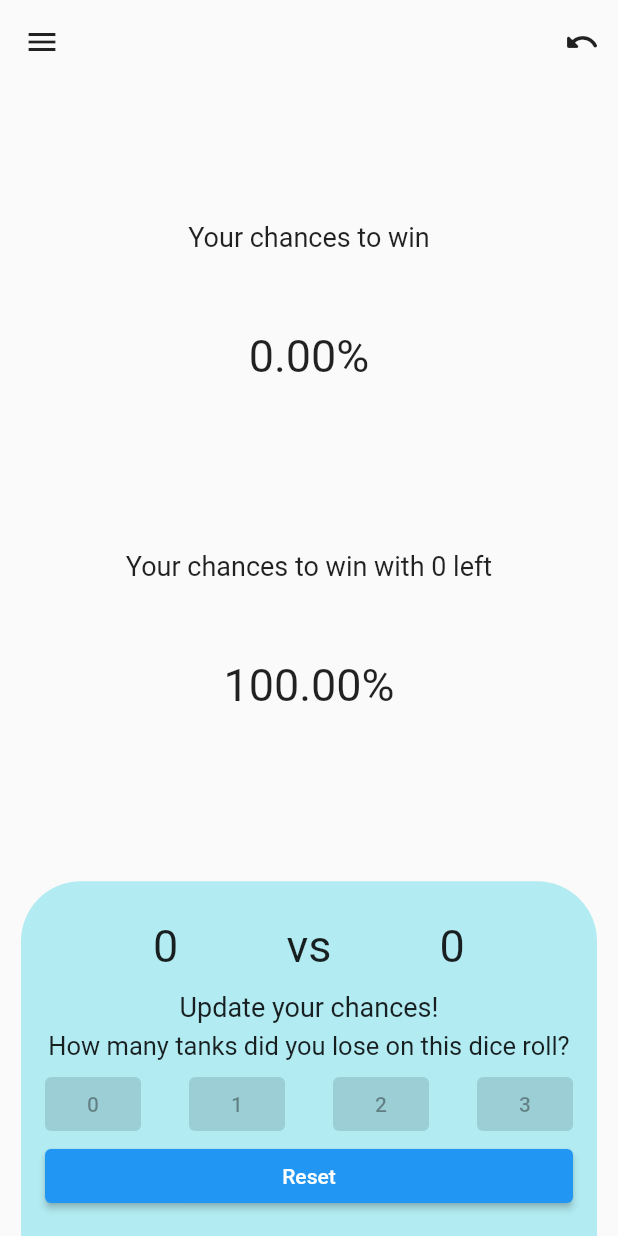
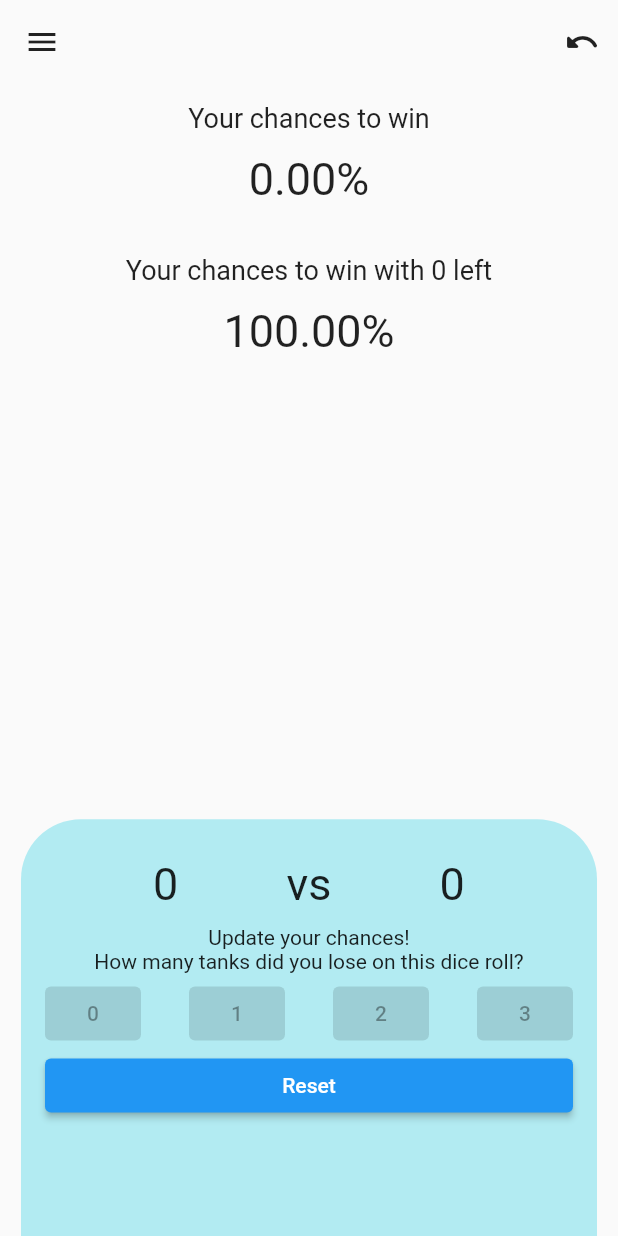
Before and after one commit to m9s7/dont_risk_it_flutter_app, a Flutter app: the ResultsPage screen opened directly with empty values, on a phone screen of 412 x 824 dp. Run offline on Flutter 3.47's test engine with Material 2 defaults, Android fonts, the phone set to English and light mode, and no system bars; drawn by our look-alikes of auto_size_text.

Commit message:
Implemented but I don't like it, won't merge

```diff
--- a/lib/src/results_page.dart
+++ b/lib/src/results_page.dart
@@ -11,7 +11,17 @@ class ResultsPage extends StatefulWidget {
   _ResultsPageState createState() => _ResultsPageState();
 }
 
+// Yeah, I don't like this
+
 class _ResultsPageState extends State<ResultsPage> {
+  static const double minExtent = 0.38;
+  static const double maxExtent = 1;
+
+  bool isExpanded = false;
+  double initialExtent = minExtent;
+  BuildContext draggableSheetContext;
+  String endGameText = "Game over, you won!";
+
   ClassicEngine standardEngine;
   ClassicEngine tanksLeftEngine;
 
@@ -58,10 +68,11 @@ class _ResultsPageState extends State<ResultsPage> {
       drawer: Drawer(),
       body: Center(
         child: Container(
-          child: Column(
-            mainAxisAlignment: MainAxisAlignment.spaceBetween,
+          child: Stack(
             children: [
-              Expanded(
+              Positioned(
+                left: 0.0,
+                right: 0.0,
                 child: Column(
                   mainAxisAlignment: MainAxisAlignment.spaceEvenly,
                   children: [
@@ -78,7 +89,19 @@ class _ResultsPageState extends State<ResultsPage> {
                   ],
                 ),
               ),
-              Container(
+              DraggableScrollableActuator(
+                child: DraggableScrollableSheet(
+                  key: Key(initialExtent.toString()),
+                  minChildSize: minExtent,
+                  maxChildSize: maxExtent,
+                  initialChildSize: initialExtent,
+                  builder: (BuildContext context,
+                      ScrollController scrollController) {
+                    draggableSheetContext = context;
+                    return SingleChildScrollView(
+                      controller: scrollController,
+                      physics: NeverScrollableScrollPhysics(),
+                      child: Container(
                         decoration: new BoxDecoration(
                             color: Colors.cyan[100],
                             borderRadius: new BorderRadius.only(
@@ -87,7 +110,7 @@ class _ResultsPageState extends State<ResultsPage> {
                         margin: EdgeInsets.fromLTRB(14.0, 14.0, 14.0, 0.0),
                         padding: EdgeInsets.all(16.0),
                         child: Column(
-                  crossAxisAlignment: CrossAxisAlignment.stretch,
+                          crossAxisAlignment: CrossAxisAlignment.center,
                           children: [
                             Row(
                               mainAxisAlignment: MainAxisAlignment.spaceEvenly,
@@ -97,8 +120,9 @@ class _ResultsPageState extends State<ResultsPage> {
                                 _getNumberText("$def"),
                               ],
                             ),
-                    _getText("Update your chances!"),
-                    _getText("How many tanks did you lose on this dice roll?"),
+                            Text("Update your chances!"),
+                            Text(
+                                "How many tanks did you lose on this dice roll?"),
                             Padding(
                               padding: const EdgeInsets.only(top: 2.5),
                               child: ButtonBar(
@@ -137,9 +161,20 @@ class _ResultsPageState extends State<ResultsPage> {
                                 child: Text("Reset"),
                               ),
                             ),
+                            SizedBox(
+                              height: MediaQuery.of(context).size.height / 4,
+                            ),
+                            Container(
+                              height: MediaQuery.of(context).size.height,
+                              child: _getText(endGameText),
+                            ),
                           ],
                         ),
-              )
+                      ),
+                    );
+                  },
+                ),
+              ),
             ],
           ),
         ),
@@ -177,6 +212,13 @@ class _ResultsPageState extends State<ResultsPage> {
       def = standardEngine.getDef();
       winChance = standardEngine.getResult();
       winChanceWithSur = tanksLeftEngine.getResult();
+      if (atk == 1) {
+        endGameText = "Game over, you lose.";
+        _toggleDraggableScrollableSheet();
+      } else if (def == 0) {
+        endGameText = "Game over, you won!";
+        _toggleDraggableScrollableSheet();
+      }
     });
   }
 
@@ -185,4 +227,14 @@ class _ResultsPageState extends State<ResultsPage> {
     tanksLeftEngine.updateValues(btnVal);
     updateDisplayValues();
   }
+
+  void _toggleDraggableScrollableSheet() {
+    if (draggableSheetContext != null) {
+      setState(() {
+        initialExtent = isExpanded ? minExtent : maxExtent;
+        isExpanded = !isExpanded;
+      });
+      DraggableScrollableActuator.reset(draggableSheetContext);
     }
+  }
+}
```
Lines whose indentation alone changed are shown as unchanged.
